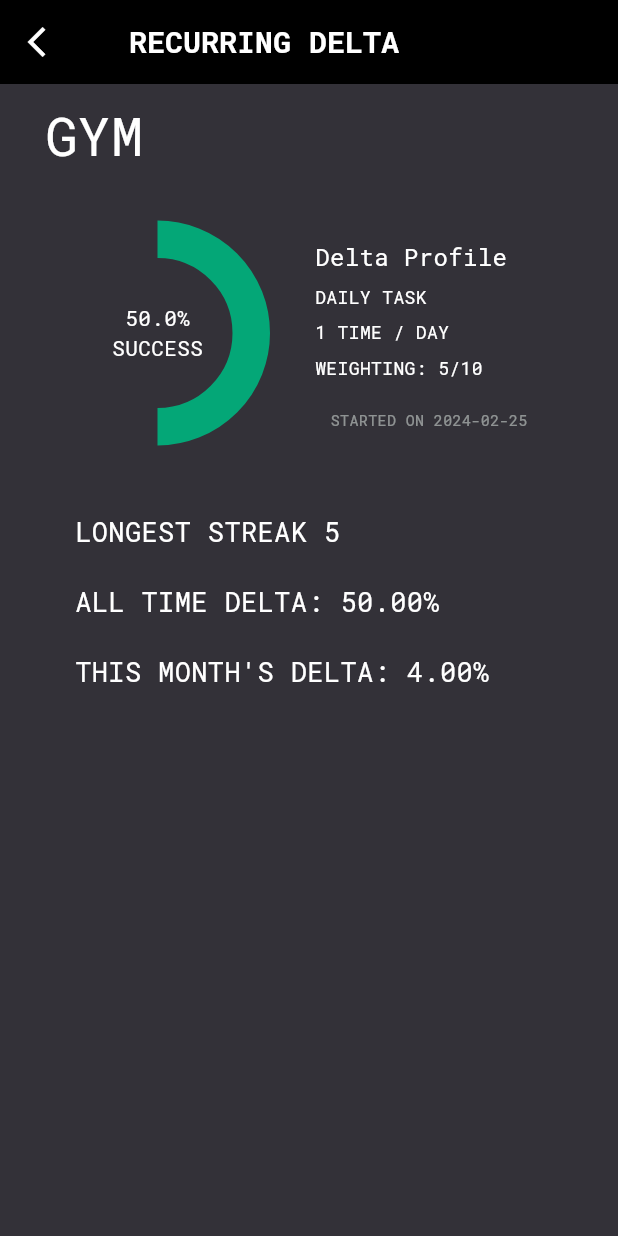
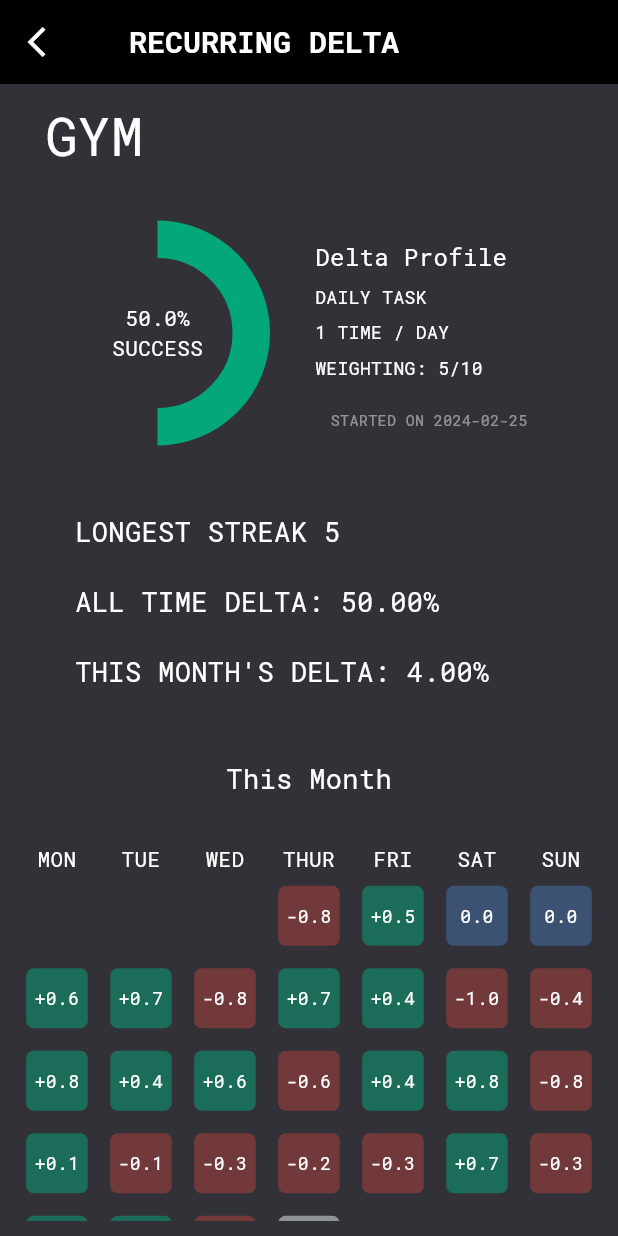
Before and after one commit to ItsThompson/neo_delta, a Flutter app: the RecurringDeltaPage screen opened directly with empty values, on a phone screen of 412 x 824 dp. Run offline on Flutter 3.47's test engine with Material 3 defaults, Android fonts, the phone set to English and light mode, and no system bars; drawn by our look-alikes of fl_chart; our stand-ins replace go_router, sqflite; accounts and stored records are empty.

Commit message:
fix(monthlyProgress): fix edgecase of 0.0, feat(recurringDelta): added monthlyProgress to recurringDelta Page

```diff
--- /dev/null
+++ b/devtools_options.yaml
@@ -0,0 +1 @@
+extensions:
--- a/lib/pages/recurring_delta.dart
+++ b/lib/pages/recurring_delta.dart
@@ -3,7 +3,9 @@ import 'package:fl_chart/fl_chart.dart';
 import 'package:go_router/go_router.dart';
 import 'package:neo_delta/main_theme.dart';
 import 'package:neo_delta/models/recurring_delta.dart';
+import 'package:neo_delta/models/stats.dart';
 import 'package:neo_delta/widgets/app_bar_with_back_button.dart';
+import 'package:neo_delta/widgets/stats/progress_monthly.dart';
 
 //TODO: Backend Calculation
 String getNameFromId(int id) {
@@ -66,18 +68,22 @@ class _RecurringDeltaPageState extends State<RecurringDeltaPage> {
     return Scaffold(
         appBar: const AppBarWithBackButton(title: "RECURRING DELTA"),
         body: Container(
-          margin: const EdgeInsets.symmetric(vertical: 10, horizontal: 30),
+          margin: const EdgeInsets.symmetric(vertical: 10),
           width: double.infinity,
-          child: Column(
-            mainAxisAlignment: MainAxisAlignment.start,
-            crossAxisAlignment: CrossAxisAlignment.start,
-            children: [
-              Text(
-                name,
-                style: const TextStyle(fontSize: 36),
+          child: ListView(
+            shrinkWrap: true,
+            children: <Widget>[
+              Padding(
+                padding: const EdgeInsets.symmetric(horizontal: 30),
+                child: Text(
+                  name,
+                  style: const TextStyle(fontSize: 36),
+                ),
               ),
               const SizedBox(height: 30),
               IntrinsicHeight(
+                  child: Padding(
+                padding: const EdgeInsets.symmetric(horizontal: 30),
                 child: Row(
                   crossAxisAlignment: CrossAxisAlignment.stretch,
                   children: [
@@ -129,11 +135,12 @@ class _RecurringDeltaPageState extends State<RecurringDeltaPage> {
                     )
                   ],
                 ),
-              ),
+              )),
               const SizedBox(height: 30),
               Container(
                 width: double.infinity,
                 height: 150,
+                margin: const EdgeInsets.symmetric(horizontal: 30),
                 padding:
                     const EdgeInsets.symmetric(horizontal: 20, vertical: 5),
                 decoration: BoxDecoration(
@@ -153,7 +160,15 @@ class _RecurringDeltaPageState extends State<RecurringDeltaPage> {
                         style: const TextStyle(fontSize: 18)),
                   ],
                 ),
-              )
+              ),
+              const SizedBox(height: 30),
+              const Center(
+                child: Text(
+                  "This Month",
+                  style: TextStyle(fontSize: 18),
+                ),
+              ),
+              MonthlyProgress(statsData: StatsData.generateFakeData(28, 1, -1))
             ],
           ),
         ));
--- a/lib/widgets/stats/progress_monthly.dart
+++ b/lib/widgets/stats/progress_monthly.dart
@@ -84,17 +84,20 @@ class _MyWidgetState extends State<MonthlyProgress> {
     }
 
     String text;
-    double value = widget.statsData.progress[index].$2;
+    double roundedValue =
+        double.parse(widget.statsData.progress[index].$2.toStringAsFixed(1));
 
-    if (value >= 0) {
-      text = "+${value.toStringAsFixed(1)}";
+    if (roundedValue == 0.0) {
+      text = "0.0";
+    } else if (roundedValue > 0) {
+      text = "+$roundedValue";
     } else {
-      text = value.toStringAsFixed(1);
+      text = "$roundedValue";
     }
 
-    if (value < 0) {
+    if (roundedValue < 0) {
       color = mainTheme.colorScheme.tertiary.withOpacity(0.5);
-    } else if (value > 0) {
+    } else if (roundedValue > 0) {
       color = mainTheme.colorScheme.primary.withOpacity(0.5);
     } else {
       color = mainTheme.colorScheme.secondary.withOpacity(0.8);
```
Also changed, not shown: lib/pages/landmark_delta.dart (+4 -3 lines), lib/widgets/home/recurring_delta_grid.dart (+6 -9 lines).
